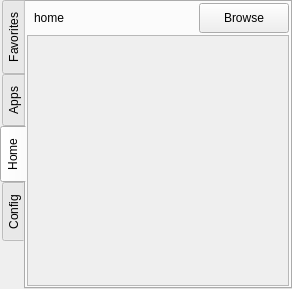
First picture: the form in lumina-desktop/panel-plugins/userbutton/UserWidget.ui, repository lumina-desktop/lumina, before the edit.
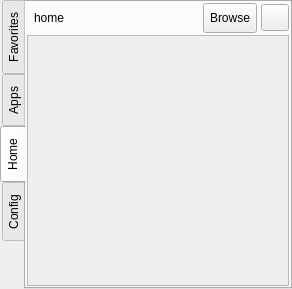
Second picture: the form after the edit. The open tabs and pages were chosen to show the change.

Commit message: Add a button to the userbutton "home dir" section for starting a search of the selected directory. Also enable the use of lumina-fileinfo for *any* file within the desktopview plugin.

```diff
--- a/lumina-desktop/panel-plugins/userbutton/UserWidget.ui
+++ b/lumina-desktop/panel-plugins/userbutton/UserWidget.ui
@@ -309,11 +309,61 @@
      <number>1</number>
     </property>
     <item>
-     <layout class="QHBoxLayout" name="horizontalLayout_3">
-      <property name="spacing">
+     <layout class="QGridLayout" name="gridLayout">
+      <property name="horizontalSpacing">
+       <number>4</number>
+      </property>
+      <property name="verticalSpacing">
        <number>1</number>
       </property>
-      <item>
+      <item row="0" column="3">
+       <widget class="QToolButton" name="tool_home_search">
+        <property name="toolTip">
+         <string>Search this Directory</string>
+        </property>
+        <property name="text">
+         <string notr="true"/>
+        </property>
+        <property name="iconSize">
+         <size>
+          <width>20</width>
+          <height>20</height>
+         </size>
+        </property>
+       </widget>
+      </item>
+      <item row="0" column="2">
+       <widget class="QToolButton" name="tool_home_browse">
+        <property name="sizePolicy">
+         <sizepolicy hsizetype="Preferred" vsizetype="Preferred">
+          <horstretch>0</horstretch>
+          <verstretch>0</verstretch>
+         </sizepolicy>
+        </property>
+        <property name="minimumSize">
+         <size>
+          <width>30</width>
+          <height>30</height>
+         </size>
+        </property>
+        <property name="toolTip">
+         <string>Open Directory</string>
+        </property>
+        <property name="text">
+         <string notr="true">Browse</string>
+        </property>
+        <property name="iconSize">
+         <size>
+          <width>20</width>
+          <height>20</height>
+         </size>
+        </property>
+        <property name="toolButtonStyle">
+         <enum>Qt::ToolButtonIconOnly</enum>
+        </property>
+       </widget>
+      </item>
+      <item row="0" column="0">
        <widget class="QToolButton" name="tool_home_gohome">
         <property name="minimumSize">
          <size>
@@ -338,8 +388,14 @@
         </property>
        </widget>
       </item>
-      <item>
+      <item row="0" column="1">
        <widget class="QLabel" name="label_home_dir">
+        <property name="sizePolicy">
+         <sizepolicy hsizetype="Expanding" vsizetype="Preferred">
+          <horstretch>0</horstretch>
+          <verstretch>0</verstretch>
+         </sizepolicy>
+        </property>
         <property name="minimumSize">
          <size>
           <width>0</width>
@@ -376,37 +432,6 @@
         </property>
        </widget>
       </item>
-      <item>
-       <widget class="QToolButton" name="tool_home_browse">
-        <property name="sizePolicy">
-         <sizepolicy hsizetype="Fixed" vsizetype="Fixed">
-          <horstretch>0</horstretch>
-          <verstretch>0</verstretch>
-         </sizepolicy>
-        </property>
-        <property name="minimumSize">
-         <size>
-          <width>90</width>
-          <height>30</height>
-         </size>
-        </property>
-        <property name="toolTip">
-         <string>Open Directory</string>
-        </property>
-        <property name="text">
-         <string notr="true">Browse</string>
-        </property>
-        <property name="iconSize">
-         <size>
-          <width>20</width>
-          <height>20</height>
-         </size>
-        </property>
-        <property name="toolButtonStyle">
-         <enum>Qt::ToolButtonTextBesideIcon</enum>
-        </property>
-       </widget>
-      </item>
      </layout>
     </item>
     <item>
```
Left out of the diff: 14 changed lines with no effect on the pictures. The commit also changes 3 other files.
